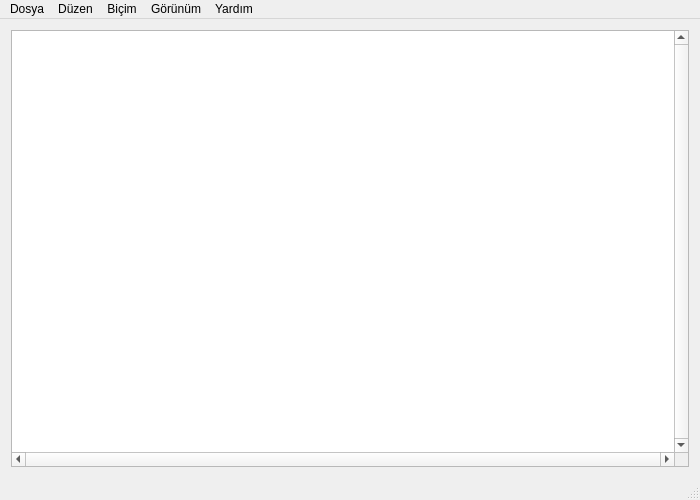
Old version of the form MDPad/mdpad.ui in the repository muratozk/MDPad.
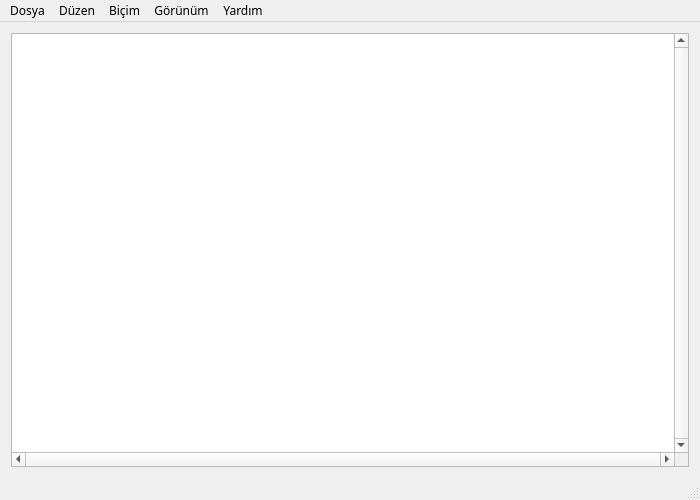
New version of the form.

Diff of the .ui file:
```diff
--- a/MDPad/mdpad.ui
+++ b/MDPad/mdpad.ui
@@ -10,6 +10,19 @@
     <height>500</height>
    </rect>
   </property>
+  <property name="sizePolicy">
+   <sizepolicy hsizetype="Fixed" vsizetype="Fixed">
+    <horstretch>0</horstretch>
+    <verstretch>0</verstretch>
+   </sizepolicy>
+  </property>
+  <property name="font">
+   <font>
+    <family>Segoe MDL2 Assets</family>
+    <weight>50</weight>
+    <bold>false</bold>
+   </font>
+  </property>
   <property name="windowTitle">
    <string>MDPad</string>
   </property>
@@ -22,30 +35,21 @@
   <widget class="QWidget" name="centralWidget">
    <layout class="QGridLayout" name="gridLayout">
     <item row="0" column="0">
-     <widget class="QTextEdit" name="textEdit">
-      <property name="font">
-       <font>
-        <pointsize>12</pointsize>
-       </font>
-      </property>
-      <property name="frameShape">
-       <enum>QFrame::StyledPanel</enum>
-      </property>
-      <property name="frameShadow">
-       <enum>QFrame::Plain</enum>
-      </property>
+     <widget class="QPlainTextEdit" name="textEdit">
       <property name="verticalScrollBarPolicy">
        <enum>Qt::ScrollBarAlwaysOn</enum>
       </property>
       <property name="horizontalScrollBarPolicy">
        <enum>Qt::ScrollBarAlwaysOn</enum>
       </property>
-      <property name="html">
-       <string>&lt;!DOCTYPE HTML PUBLIC &quot;-//W3C//DTD HTML 4.0//EN&quot; &quot;http://www.w3.org/TR/REC-html40/strict.dtd&quot;&gt;
-&lt;html&gt;&lt;head&gt;&lt;meta name=&quot;qrichtext&quot; content=&quot;1&quot; /&gt;&lt;style type=&quot;text/css&quot;&gt;
-p, li { white-space: pre-wrap; }
-&lt;/style&gt;&lt;/head&gt;&lt;body style=&quot; font-family:'MS Shell Dlg 2'; font-size:12pt; font-weight:400; font-style:normal;&quot;&gt;
-&lt;p style=&quot;-qt-paragraph-type:empty; margin-top:0px; margin-bottom:0px; margin-left:0px; margin-right:0px; -qt-block-indent:0; text-indent:0px;&quot;&gt;&lt;br /&gt;&lt;/p&gt;&lt;/body&gt;&lt;/html&gt;</string>
+      <property name="sizeAdjustPolicy">
+       <enum>QAbstractScrollArea::AdjustIgnored</enum>
+      </property>
+      <property name="tabChangesFocus">
+       <bool>true</bool>
+      </property>
+      <property name="lineWrapMode">
+       <enum>QPlainTextEdit::WidgetWidth</enum>
       </property>
      </widget>
     </item>
```
Left out of the diff: 9 changed lines with no effect on the pictures.
